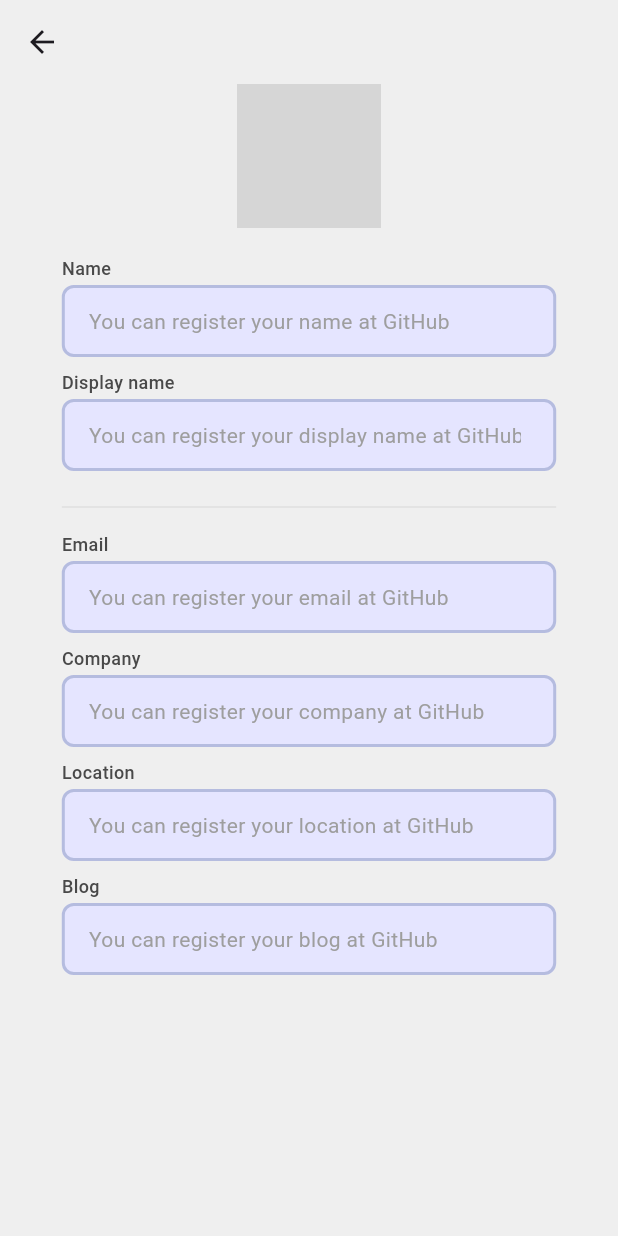
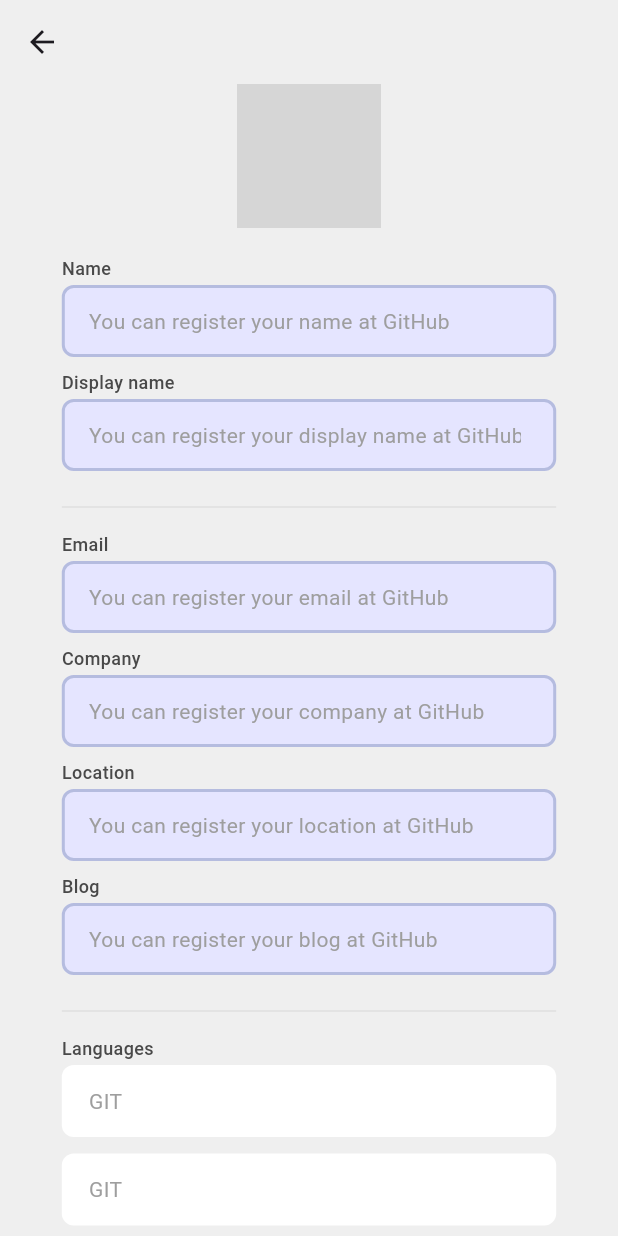
Before and after one commit to Jungin1020/Git_Hub_Card, a Flutter app: the ProfileScreen screen opened directly with empty values, on a phone screen of 412 x 824 dp. Run offline on Flutter 3.47's test engine with Material 2 defaults, Android fonts, the light colour scheme and no system bars; our stand-ins replace firebase_auth, firebase_core, flutter_svg, fluttericon, freezed_annotation, go_router and 1 more; missing offline and left inert: flutter_circular_text, widget_mask; accounts and stored records are empty; generated files the repository leaves out were written again; network calls fail; grey boxes are pictures that could not be loaded.

Commit message:
FEAT: languages Shared Preference에 저장

```diff
--- a/lib/core/router.dart
+++ b/lib/core/router.dart
@@ -49,12 +49,10 @@ final router = GoRouter(
     GoRoute(
       path: '/profile',
       builder: (context, state) {
-        final languages =
-            (state.extra! as Map<String, Object>)['languages'] as List<String>;
         final currentUser =
             (state.extra! as Map<String, Object>)['currentUser'] as CurrentUser;
 
-        return ProfileScreen(languages: languages, currentUser: currentUser);
+        return ProfileScreen(currentUser: currentUser);
       },
     ),
   ],
--- a/lib/presentation/card/card_screen.dart
+++ b/lib/presentation/card/card_screen.dart
@@ -168,7 +168,8 @@ class CardScreen extends StatelessWidget {
             Positioned(
               right: 30,
               // bottom: 50,
-              bottom: MediaQuery.of(context).size.height * 0.03,
+              // bottom: MediaQuery.of(context).size.height * 0.1,
+              bottom: ((MediaQuery.of(context).size.height - 554) ~/ 2) - 50,
               child: RotatedBox(
                 quarterTurns: 1,
                 child: Builder(
@@ -187,7 +188,7 @@ class CardScreen extends StatelessWidget {
             Positioned(
               left: 35,
               // bottom: 50,
-              bottom: MediaQuery.of(context).size.height * 0.03,
+              bottom: ((MediaQuery.of(context).size.height - 554) ~/ 2) - 50,
               child: RotatedBox(
                 quarterTurns: 1,
                 child: Builder(
--- a/lib/presentation/card/card_view_model.dart
+++ b/lib/presentation/card/card_view_model.dart
@@ -1,5 +1,6 @@
 import 'package:flutter/material.dart';
 import 'package:git_hub_card/domain/repository/logo_repository.dart';
+import 'package:shared_preferences/shared_preferences.dart';
 import '../../domain/repository/social_repo_repository.dart';
 import '../../domain/repository/social_repository.dart';
 import '../../domain/social_login/social_login.dart';
@@ -41,16 +42,18 @@ class CardViewModel with ChangeNotifier {
   // }
 
   Future<void> fetchUserAndLogos() async {
+    final SharedPreferences prefs = await SharedPreferences.getInstance();
     _state = state.copyWith(isLoading: true, token: await _socialLogin.login());
 
     final user = await _repository.getUser(state.token);
     final repos = await _repoRepository.getUserRepos(user.githubReposUrl);
     final logos = await _logoRepository.getLogos();
+    await prefs.setStringList('languages', sortLanguagesUseCase(repos, logos));
 
     _state = state.copyWith(
       currentUser: user,
       currentUserRepo: repos,
-      languages: sortLanguagesUseCase(repos, logos),
+      languages: prefs.getStringList('languages')!,
       logos: logos,
       isLoading: false,
     );
--- a/lib/presentation/card/component/bottom_menu_widget.dart
+++ b/lib/presentation/card/component/bottom_menu_widget.dart
@@ -51,7 +51,6 @@ class BottomMenuWidget extends StatelessWidget {
               onTap: () {
                 context.push('/profile', extra: {
                   'currentUser': currentUser,
-                  'languages': languages
                 });
               },
             ),
--- a/lib/presentation/login/login_screen.dart
+++ b/lib/presentation/login/login_screen.dart
@@ -25,7 +25,7 @@ class LoginScreen extends StatelessWidget {
                         fontFamily: 'NotoSans',
                         fontWeight: FontWeight.w600),
                   ),
-                  const SizedBox(height: 32),
+                  const SizedBox(height: 24),
                   GestureDetector(
                     child: Padding(
                       padding: const EdgeInsets.symmetric(horizontal: 80.0),
@@ -43,12 +43,18 @@ class LoginScreen extends StatelessWidget {
                           mainAxisAlignment: MainAxisAlignment.center,
                           children: [
                             SizedBox(width: 4),
-                            Text(
-                              'Sign up to Github',
-                              style: TextStyle(
-                                  fontSize: 16,
-                                  fontFamily: 'NotoSans',
-                                  fontWeight: FontWeight.w300),
+                            Column(
+                              children: [
+                                Text(
+                                  'Sign up to Github',
+                                  style: TextStyle(
+                                      fontSize: 16,
+                                      fontFamily: 'NotoSans',
+                                      fontWeight: FontWeight.w300,
+                                      color: Colors.white),
+                                ),
+                                SizedBox(height: 2)
+                              ],
                             ),
                             SizedBox(width: 8),
                             Icon(
--- a/lib/presentation/profile/components/profile_info_container_widget.dart
+++ b/lib/presentation/profile/components/profile_info_container_widget.dart
@@ -11,13 +11,16 @@ class ProfileInfoContainerWidget extends StatelessWidget {
   Widget build(BuildContext context) {
     final width = MediaQuery.of(context).size.width;
     final bool isInfoEmpty = info == '';
+    final bool isDescriptionEmpty = description == '';
     final infoString = isInfoEmpty
         ? 'You can register your ${description.toLowerCase()} at GitHub'
         : info;
 
     return Column(
       children: [
-        Row(
+        isDescriptionEmpty
+            ? const SizedBox()
+            : Row(
                 children: [
                   SizedBox(
                     width: width * 0.1,
--- a/lib/presentation/profile/profile_screen.dart
+++ b/lib/presentation/profile/profile_screen.dart
@@ -1,19 +1,21 @@
 import 'package:flutter/material.dart';
 import 'package:flutter/services.dart';
 import 'package:git_hub_card/domain/model/current_user.dart';
+import 'package:git_hub_card/domain/use_case/word_symbol_switch_use_case.dart';
 import 'package:git_hub_card/presentation/profile/components/profile_info_container_widget.dart';
+import 'package:git_hub_card/presentation/profile/profile_view_model.dart';
+import 'package:provider/provider.dart';
 
 class ProfileScreen extends StatelessWidget {
-  const ProfileScreen(
-      {Key? key, required this.languages, required this.currentUser})
-      : super(key: key);
+  const ProfileScreen({Key? key, required this.currentUser}) : super(key: key);
 
-  final List<String> languages;
   final CurrentUser currentUser;
 
   @override
   Widget build(BuildContext context) {
     // SystemChrome.setSystemUIOverlayStyle(SystemUiOverlayStyle.light);
+    final viewModel = context.watch<ProfileViewModel>();
+    final state = viewModel.state;
     final width = MediaQuery.of(context).size.width;
 
     return Scaffold(
@@ -28,11 +30,14 @@ class ProfileScreen extends StatelessWidget {
         child: Center(
           child: Column(
             children: [
-              CircleAvatar(
-                backgroundImage: NetworkImage(currentUser.avatarUrl),
-                radius: 48,
+              Opacity(
+                opacity: 0.9,
+                child: CircleAvatar(
+                  backgroundImage: NetworkImage(currentUser.avatarUrl),
+                  radius: 48,
+                ),
               ),
-              SizedBox(height: 18),
+              const SizedBox(height: 18),
               ProfileInfoContainerWidget(
                 info: currentUser.name,
                 description: 'Name',
@@ -41,14 +46,14 @@ class ProfileScreen extends StatelessWidget {
                 info: currentUser.displayName,
                 description: 'Display name',
               ),
-              SizedBox(height: 8),
-              Container(
+              const SizedBox(height: 8),
+              SizedBox(
                 width: width * 0.8,
                 child: Divider(
                   color: Colors.grey.withOpacity(0.2),
                 ),
               ),
-              SizedBox(height: 8),
+              const SizedBox(height: 8),
               ProfileInfoContainerWidget(
                 info: currentUser.email,
                 description: 'Email',
@@ -65,6 +70,47 @@ class ProfileScreen extends StatelessWidget {
                 info: currentUser.blog,
                 description: 'Blog',
               ),
+              const SizedBox(height: 8),
+              SizedBox(
+                width: width * 0.8,
+                child: Divider(
+                  color: Colors.grey.withOpacity(0.2),
+                ),
+              ),
+              const SizedBox(height: 8),
+              ListView.builder(
+                shrinkWrap: true,
+                itemCount: state.languages.length,
+                itemBuilder: (context, index) {
+                  return ProfileInfoContainerWidget(
+                      info: WordSymbolSwitchUseCase()
+                          .wordToSymbol(state.languages[index])
+                          .toUpperCase(),
+                      description: (index == 0) ? 'Languages' : '');
+                },
+              ),
+              // Icon(Icons.add_circle_outline),
+              const Row(
+                mainAxisAlignment: MainAxisAlignment.center,
+                children: [
+                  Icon(
+                    Icons.add_circle_outline,
+                    color: Colors.blueAccent,
+                    size: 16,
+                  ),
+                  SizedBox(width: 4),
+                  Column(
+                    children: [
+                      Text(
+                        'add languages',
+                        style: TextStyle(color: Colors.blueAccent),
+                      ),
+                      SizedBox(height: 2),
+                    ],
+                  ),
+                ],
+              ),
+              const SizedBox(height: 150),
             ],
           ),
         ),
--- /dev/null
+++ b/lib/presentation/profile/profile_state.dart
@@ -0,0 +1,16 @@
+import 'package:freezed_annotation/freezed_annotation.dart';
+import 'package:flutter/foundation.dart';
+
+part 'profile_state.freezed.dart';
+
+part 'profile_state.g.dart';
+
+@freezed
+class ProfileState with _$ProfileState {
+  const factory ProfileState({
+    @Default([]) List<String> languages,
+  }) = _ProfileState;
+
+  factory ProfileState.fromJson(Map<String, Object?> json) =>
+      _$ProfileStateFromJson(json);
+}
--- /dev/null
+++ b/lib/presentation/profile/profile_view_model.dart
@@ -0,0 +1,22 @@
+import 'package:flutter/material.dart';
+import 'package:git_hub_card/presentation/profile/profile_state.dart';
+import 'package:shared_preferences/shared_preferences.dart';
+
+class ProfileViewModel with ChangeNotifier {
+  ProfileState _state = const ProfileState();
+
+  ProfileState get state => _state;
+
+  ProfileViewModel() {
+    loadSavedLanguages();
+  }
+
+  Future<void> loadSavedLanguages() async {
+    final SharedPreferences prefs = await SharedPreferences.getInstance();
+
+    _state = state.copyWith(
+        languages: prefs.getStringList('languages') ?? ['git', 'git', 'git']);
+
+    notifyListeners();
+  }
+}
```
Lines whose indentation alone changed are shown as unchanged.
